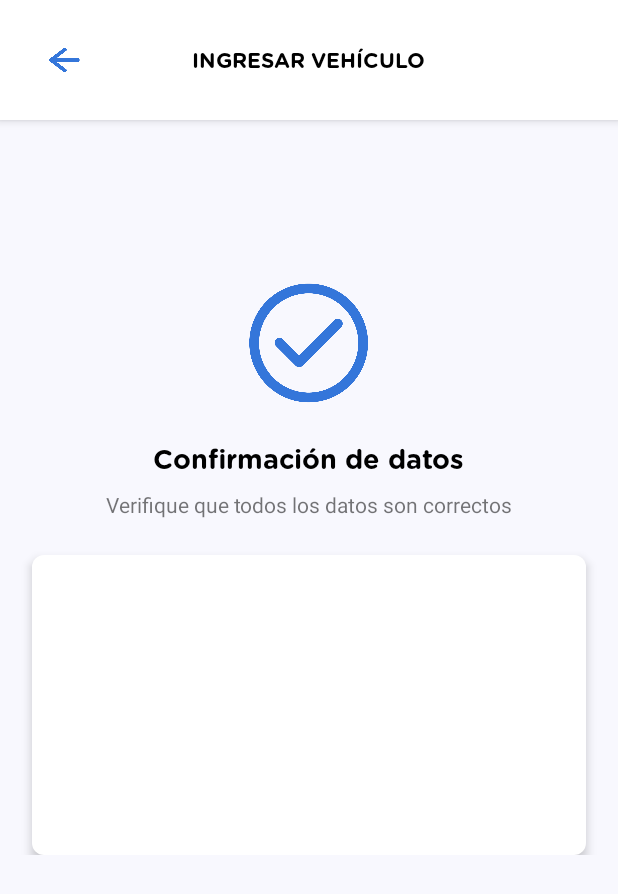
After one commit to nicolaspenagos/parking-app, an Android app: the EnterVehicleConfirmationActivity screen opened directly, with no data from a screen before it, on a phone screen of 412 x 824 dp. The commit adds this screen. Shown: the top 894 px of the screen. Run offline under Robolectric (Android 15) with nearby library versions, the phone set to English and light mode, and no system bars.

Commit message:
DataConfirmation Activity is being developed

```diff
--- a/app/src/main/AndroidManifest.xml
+++ b/app/src/main/AndroidManifest.xml
@@ -9,7 +9,8 @@
         android:roundIcon="@mipmap/ic_launcher_round"
         android:supportsRtl="true"
         android:theme="@style/AppTheme">
-        <activity android:name=".EnterVehicleActivity"></activity>
+        <activity android:name=".EnterVehicleConfirmationActivity"></activity>
+        <activity android:name=".EnterVehicleActivity" />
         <activity android:name=".ForgotPasswordActivity" />
         <activity android:name=".ChangePasswordActivity" />
         <activity android:name=".ProfileActivity" />
--- a/app/src/main/java/com/example/parkingapp/EnterVehicleActivity.java
+++ b/app/src/main/java/com/example/parkingapp/EnterVehicleActivity.java
@@ -5,6 +5,7 @@
  */
 package com.example.parkingapp;
 
+import androidx.annotation.Nullable;
 import androidx.appcompat.app.AppCompatActivity;
 
 import android.content.Intent;
@@ -25,6 +26,7 @@ import android.widget.CheckBox;
 import android.widget.EditText;
 import android.widget.ImageView;
 import android.widget.Spinner;
+import android.widget.Toast;
 
 import com.example.parkingapp.model.Vehicle;
 
@@ -121,18 +123,36 @@ public class EnterVehicleActivity extends AppCompatActivity implements View.OnTo
                     String ownerName = ownerNameEditText.getText().toString();
                     String ownerPhone = ownerPhoneEditText.getText().toString();
                     String plate1 = plate1EditText.getText().toString();
-                    String plate2 = plate1EditText.getText().toString();
-                    String plate3 = plate1EditText.getText().toString();
-                    String plate4 = plate1EditText.getText().toString();
-                    String plate5 = plate1EditText.getText().toString();
-                    String plate6 = plate1EditText.getText().toString();
+                    String plate2 = plate2EditText.getText().toString();
+                    String plate3 = plate3EditText.getText().toString();
+                    String plate4 = plate4EditText.getText().toString();
+                    String plate5 = plate5EditText.getText().toString();
+                    String plate6 = plate6EditText.getText().toString();
+
+                    char type=' ';
+
+                    if(mulaCheckBox.isChecked()){
+                        type = Vehicle.MULA;
+                    }else if(automovilCheckBox.isChecked()){
+                        type = Vehicle.AUTOMOVIL;
+                    }else if(turboCheckBox.isChecked()){
+                        type = Vehicle.TURBO;
+                    }
 
                     if(verifyVehicleData(ownerName, ownerPhone, plate1, plate2, plate3, plate4, plate5, plate6)){
 
+                        Intent intent = new Intent(this, EnterVehicleConfirmationActivity.class);
+
+                        intent.putExtra("ownerName", ownerName);
+                        intent.putExtra("ownerPhone", ownerPhone);
+                        intent.putExtra("plate", plate1+plate2+plate3+plate4+plate5+plate6);
+                        intent.putExtra("type", type);
+
+                        startActivityForResult(intent, 1);
+
                     }else{
-
+                        Toast.makeText(this, "Todos los campos deben ser diligenciados para continuar.", Toast.LENGTH_LONG).show();
                     }
-
 
                 }
 
@@ -183,6 +203,19 @@ public class EnterVehicleActivity extends AppCompatActivity implements View.OnTo
 
     }
 
+    @Override
+    protected void onActivityResult(int requestCode, int resultCode, @Nullable Intent data) {
+        super.onActivityResult(requestCode, resultCode, data);
+
+        if(requestCode == 1 && resultCode == RESULT_OK){
+
+        }
+
+    }
+
+    // -------------------------------------
+    // Methods
+    // -------------------------------------
     public void addTextCheckers(){
 
         ownerNameEditText.setFilters(new InputFilter[] {new InputFilter.AllCaps()});
@@ -226,6 +259,7 @@ public class EnterVehicleActivity extends AppCompatActivity implements View.OnTo
                                 plate1EditText.getText().clear();
                             }
                         }
+
                     }
 
                 }
@@ -419,20 +453,10 @@ public class EnterVehicleActivity extends AppCompatActivity implements View.OnTo
 
     }
 
-    // -------------------------------------
-    // Methods
-    // -------------------------------------
     public boolean verifyVehicleData(String ownerName, String ownerPhone, String plate1, String plate2, String plate3, String plate4, String plate5, String plate6){
 
-       return ownerName!=null && !ownerName.equals("") && ownerPhone!=null && !ownerPhone.equals("") && plate1!=null && !plate1.equals("") && plate2!=null && !plate2.equals("") && plate3!=null && !plate3.equals("") && plate4!=null && !plate4.equals("") && plate5!=null && !plate5.equals("") && plate6!=null && !plate6.equals("");
-
-    }
-
-    public void registerVehicle(){
-
-
-
-
+        boolean checkBoxesOk = !(!mulaCheckBox.isChecked() && !automovilCheckBox.isChecked() && !turboCheckBox.isChecked());
+       return ownerName!=null && !ownerName.equals("") && ownerPhone!=null && !ownerPhone.equals("") && plate1!=null && !plate1.equals("") && plate2!=null && !plate2.equals("") && plate3!=null && !plate3.equals("") && plate4!=null && !plate4.equals("") && plate5!=null && !plate5.equals("") && plate6!=null && !plate6.equals("") && checkBoxesOk;
 
     }
 
--- /dev/null
+++ b/app/src/main/java/com/example/parkingapp/EnterVehicleConfirmationActivity.java
@@ -0,0 +1,16 @@
+package com.example.parkingapp;
+
+import androidx.appcompat.app.AppCompatActivity;
+
+import android.os.Bundle;
+import android.view.Window;
+
+public class EnterVehicleConfirmationActivity extends AppCompatActivity {
+
+    @Override
+    protected void onCreate(Bundle savedInstanceState) {
+        super.onCreate(savedInstanceState);
+        supportRequestWindowFeature(Window.FEATURE_NO_TITLE);
+        setContentView(R.layout.activity_enter_vehicle_confirmation);
+    }
+}
--- /dev/null
+++ b/app/src/main/res/layout/activity_enter_vehicle_confirmation.xml
@@ -0,0 +1,101 @@
+<?xml version="1.0" encoding="utf-8"?>
+<androidx.constraintlayout.widget.ConstraintLayout xmlns:android="http://schemas.android.com/apk/res/android"
+    xmlns:app="http://schemas.android.com/apk/res-auto"
+    xmlns:tools="http://schemas.android.com/tools"
+    android:layout_width="match_parent"
+    android:layout_height="match_parent"
+    android:background="#F8F8FE"
+    tools:context=".EnterVehicleConfirmationActivity">
+
+    <androidx.constraintlayout.widget.ConstraintLayout
+        android:id="@+id/constraintLayout12"
+        android:layout_width="0dp"
+        android:layout_height="80dp"
+        android:background="#FFFFFF"
+        android:elevation="4dp"
+        app:layout_constraintEnd_toEndOf="parent"
+        app:layout_constraintStart_toStartOf="parent"
+        app:layout_constraintTop_toTopOf="parent">
+
+        <TextView
+            android:id="@+id/textView19"
+            android:layout_width="wrap_content"
+            android:layout_height="wrap_content"
+            android:fontFamily="@font/gotham_rounded"
+            android:text="INGRESAR VEHÍCULO"
+            android:textColor="#000000"
+            app:layout_constraintBottom_toBottomOf="parent"
+            app:layout_constraintEnd_toEndOf="parent"
+            app:layout_constraintStart_toStartOf="parent"
+            app:layout_constraintTop_toTopOf="parent" />
+
+        <ImageView
+            android:id="@+id/imageView3"
+            android:layout_width="22dp"
+            android:layout_height="wrap_content"
+            android:layout_marginStart="32dp"
+            app:layout_constraintBottom_toBottomOf="parent"
+            app:layout_constraintStart_toStartOf="parent"
+            app:layout_constraintTop_toTopOf="parent"
+            app:srcCompat="@drawable/go_back_arrow" />
+    </androidx.constraintlayout.widget.ConstraintLayout>
+
+    <androidx.constraintlayout.widget.ConstraintLayout
+        android:id="@+id/constraintLayout13"
+        android:layout_width="401dp"
+        android:layout_height="wrap_content"
+        app:layout_constraintBottom_toBottomOf="parent"
+        app:layout_constraintEnd_toEndOf="parent"
+        app:layout_constraintStart_toStartOf="parent"
+        app:layout_constraintTop_toBottomOf="@+id/constraintLayout12"
+        app:layout_constraintVertical_bias="0.30">
+
+        <ImageView
+            android:id="@+id/imageView10"
+            android:layout_width="wrap_content"
+            android:layout_height="80dp"
+            app:layout_constraintEnd_toEndOf="parent"
+            app:layout_constraintStart_toStartOf="parent"
+            app:layout_constraintTop_toTopOf="parent"
+            app:srcCompat="@drawable/confirmation_icon" />
+
+        <TextView
+            android:id="@+id/textView22"
+            android:layout_width="wrap_content"
+            android:layout_height="wrap_content"
+            android:layout_marginTop="24dp"
+            android:fontFamily="@font/gotham_rounded"
+            android:text="Confirmación de datos"
+            android:textColor="#000000"
+            android:textSize="18sp"
+            app:layout_constraintEnd_toEndOf="parent"
+            app:layout_constraintStart_toStartOf="parent"
+            app:layout_constraintTop_toBottomOf="@+id/imageView10" />
+
+        <TextView
+            android:id="@+id/textView21"
+            android:layout_width="wrap_content"
+            android:layout_height="wrap_content"
+            android:layout_marginTop="8dp"
+            android:text="Verifique que todos los datos son correctos"
+            app:layout_constraintEnd_toEndOf="parent"
+            app:layout_constraintStart_toStartOf="parent"
+            app:layout_constraintTop_toBottomOf="@+id/textView22" />
+
+        <androidx.constraintlayout.widget.ConstraintLayout
+            android:layout_width="0dp"
+            android:layout_height="200dp"
+            android:layout_marginStart="16dp"
+            android:layout_marginTop="24dp"
+            android:layout_marginEnd="16dp"
+            android:background="@drawable/card_background"
+            android:elevation="4dp"
+            app:layout_constraintEnd_toEndOf="parent"
+            app:layout_constraintStart_toStartOf="parent"
+            app:layout_constraintTop_toBottomOf="@+id/textView21">
+
+        </androidx.constraintlayout.widget.ConstraintLayout>
+
+    </androidx.constraintlayout.widget.ConstraintLayout>
+
+</androidx.constraintlayout.widget.ConstraintLayout>
```
Also changed, not shown: app/src/main/res/drawable/confirmation_icon.png (added).
